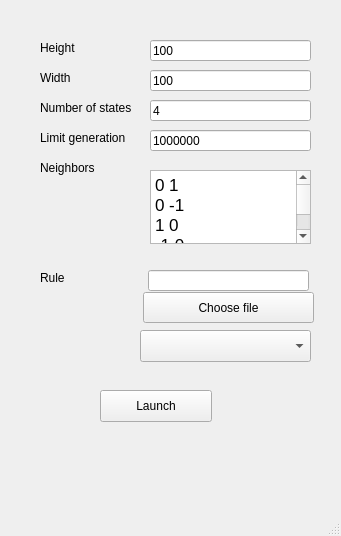
First picture: the form in mainwindow.ui, repository phanmduong/Cellular-Automaton-Simulator, before the edit.
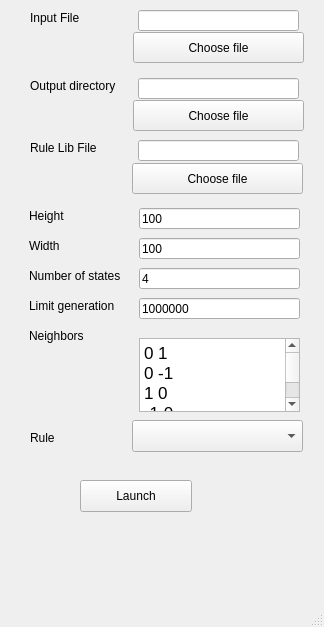
Second picture: the form after the edit.

Commit message: ADD: input file dialog

```diff
--- a/mainwindow.ui
+++ b/mainwindow.ui
@@ -6,8 +6,8 @@
    <rect>
     <x>0</x>
     <y>0</y>
-    <width>341</width>
-    <height>536</height>
+    <width>324</width>
+    <height>627</height>
    </rect>
   </property>
   <property name="windowTitle">
@@ -17,8 +17,8 @@
    <widget class="QLabel" name="label">
     <property name="geometry">
      <rect>
-      <x>40</x>
-      <y>160</y>
+      <x>29</x>
+      <y>328</y>
       <width>81</width>
       <height>16</height>
      </rect>
@@ -30,8 +30,8 @@
    <widget class="QPushButton" name="launchButton">
     <property name="geometry">
      <rect>
-      <x>100</x>
-      <y>390</y>
+      <x>80</x>
+      <y>480</y>
       <width>112</width>
       <height>32</height>
      </rect>
@@ -43,8 +43,8 @@
    <widget class="QLabel" name="label_3">
     <property name="geometry">
      <rect>
-      <x>40</x>
-      <y>40</y>
+      <x>29</x>
+      <y>208</y>
       <width>58</width>
       <height>16</height>
      </rect>
@@ -56,8 +56,8 @@
    <widget class="QLineEdit" name="heightEdit">
     <property name="geometry">
      <rect>
-      <x>150</x>
-      <y>40</y>
+      <x>139</x>
+      <y>208</y>
       <width>161</width>
       <height>21</height>
      </rect>
@@ -69,8 +69,8 @@
    <widget class="QLabel" name="label_4">
     <property name="geometry">
      <rect>
-      <x>40</x>
-      <y>70</y>
+      <x>29</x>
+      <y>238</y>
       <width>58</width>
       <height>16</height>
      </rect>
@@ -82,8 +82,8 @@
    <widget class="QLineEdit" name="widthEdit">
     <property name="geometry">
      <rect>
-      <x>150</x>
-      <y>70</y>
+      <x>139</x>
+      <y>238</y>
       <width>161</width>
       <height>21</height>
      </rect>
@@ -95,8 +95,8 @@
    <widget class="QLabel" name="label_6">
     <property name="geometry">
      <rect>
-      <x>40</x>
-      <y>100</y>
+      <x>29</x>
+      <y>268</y>
       <width>111</width>
       <height>16</height>
      </rect>
@@ -108,8 +108,8 @@
    <widget class="QLineEdit" name="numberOfStateEdit">
     <property name="geometry">
      <rect>
-      <x>150</x>
-      <y>100</y>
+      <x>139</x>
+      <y>268</y>
       <width>161</width>
       <height>21</height>
      </rect>
@@ -121,8 +121,8 @@
    <widget class="QLabel" name="label_7">
     <property name="geometry">
      <rect>
-      <x>40</x>
-      <y>130</y>
+      <x>29</x>
+      <y>298</y>
       <width>111</width>
       <height>16</height>
      </rect>
@@ -134,8 +134,8 @@
    <widget class="QLineEdit" name="limitGenerationEdit">
     <property name="geometry">
      <rect>
-      <x>150</x>
-      <y>130</y>
+      <x>139</x>
+      <y>298</y>
       <width>161</width>
       <height>21</height>
      </rect>
@@ -147,8 +147,8 @@
    <widget class="QTextEdit" name="neighborsEdit">
     <property name="geometry">
      <rect>
-      <x>150</x>
-      <y>170</y>
+      <x>139</x>
+      <y>338</y>
       <width>161</width>
       <height>74</height>
      </rect>
@@ -168,31 +168,102 @@
    <widget class="QComboBox" name="rulesComboBox">
     <property name="geometry">
      <rect>
-      <x>140</x>
-      <y>330</y>
+      <x>132</x>
+      <y>420</y>
       <width>171</width>
       <height>32</height>
      </rect>
     </property>
    </widget>
-   <widget class="QLabel" name="label_2">
+   <widget class="QPushButton" name="chooseFileInput">
     <property name="geometry">
      <rect>
-      <x>40</x>
-      <y>270</y>
+      <x>133</x>
+      <y>32</y>
+      <width>171</width>
+      <height>31</height>
+     </rect>
+    </property>
+    <property name="text">
+     <string>Choose file</string>
+    </property>
+   </widget>
+   <widget class="QLineEdit" name="inputFilePathEdit">
+    <property name="enabled">
+     <bool>true</bool>
+    </property>
+    <property name="geometry">
+     <rect>
+      <x>138</x>
+      <y>10</y>
+      <width>161</width>
+      <height>21</height>
+     </rect>
+    </property>
+    <property name="readOnly">
+     <bool>true</bool>
+    </property>
+   </widget>
+   <widget class="QLabel" name="label_5">
+    <property name="geometry">
+     <rect>
+      <x>30</x>
+      <y>10</y>
       <width>58</width>
       <height>16</height>
      </rect>
     </property>
     <property name="text">
-     <string>Rule</string>
+     <string>Input File</string>
+    </property>
+   </widget>
+   <widget class="QLabel" name="label_8">
+    <property name="geometry">
+     <rect>
+      <x>30</x>
+      <y>78</y>
+      <width>101</width>
+      <height>16</height>
+     </rect>
+    </property>
+    <property name="text">
+     <string>Output directory</string>
+    </property>
+   </widget>
+   <widget class="QLineEdit" name="outputDirPathEdit">
+    <property name="enabled">
+     <bool>true</bool>
+    </property>
+    <property name="geometry">
+     <rect>
+      <x>138</x>
+      <y>78</y>
+      <width>161</width>
+      <height>21</height>
+     </rect>
+    </property>
+    <property name="readOnly">
+     <bool>true</bool>
+    </property>
+   </widget>
+   <widget class="QPushButton" name="chooseDirOutput">
+    <property name="geometry">
+     <rect>
+      <x>133</x>
+      <y>100</y>
+      <width>171</width>
+      <height>31</height>
+     </rect>
+    </property>
+    <property name="text">
+     <string>Choose file</string>
     </property>
    </widget>
    <widget class="QPushButton" name="chooseFileRule">
     <property name="geometry">
      <rect>
-      <x>143</x>
-      <y>292</y>
+      <x>132</x>
+      <y>163</y>
       <width>171</width>
       <height>31</height>
      </rect>
@@ -207,8 +278,8 @@
     </property>
     <property name="geometry">
      <rect>
-      <x>148</x>
-      <y>270</y>
+      <x>138</x>
+      <y>140</y>
       <width>161</width>
       <height>21</height>
      </rect>
@@ -217,6 +288,32 @@
      <bool>true</bool>
     </property>
    </widget>
+   <widget class="QLabel" name="label_2">
+    <property name="geometry">
+     <rect>
+      <x>30</x>
+      <y>140</y>
+      <width>81</width>
+      <height>16</height>
+     </rect>
+    </property>
+    <property name="text">
+     <string>Rule Lib File</string>
+    </property>
+   </widget>
+   <widget class="QLabel" name="label_9">
+    <property name="geometry">
+     <rect>
+      <x>30</x>
+      <y>430</y>
+      <width>58</width>
+      <height>16</height>
+     </rect>
+    </property>
+    <property name="text">
+     <string>Rule</string>
+    </property>
+   </widget>
   </widget>
   <widget class="QMenuBar" name="menubar">
    <property name="geometry">
```
Left out of the diff: 2 changed lines with no effect on the pictures. The commit also changes 2 other files.
